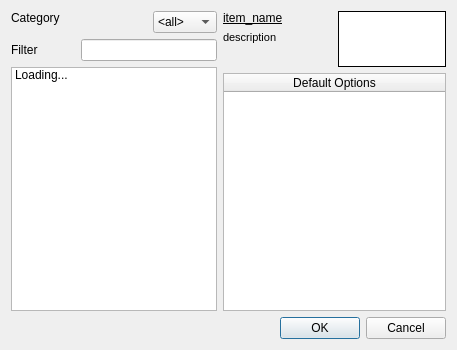
Above: starcheat/templates/ItemBrowser.ui from wizzomafizzo/starcheat before the change. Below: the same form after it.
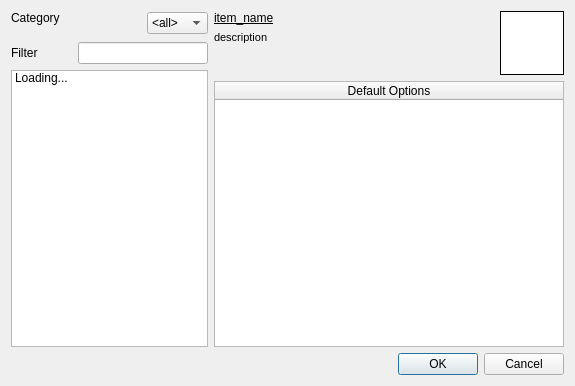
That is the form after the change.

Commit message: Minor UI tweaks, fix blueprint dialog not working

Diff of the .ui file:
```diff
--- a/starcheat/templates/ItemBrowser.ui
+++ b/starcheat/templates/ItemBrowser.ui
@@ -6,8 +6,8 @@
    <rect>
     <x>0</x>
     <y>0</y>
-    <width>457</width>
-    <height>350</height>
+    <width>575</width>
+    <height>386</height>
    </rect>
   </property>
   <property name="windowTitle">
@@ -44,6 +44,18 @@
    </item>
    <item row="0" column="4" rowspan="4">
     <widget class="QLabel" name="item_icon">
+     <property name="minimumSize">
+      <size>
+       <width>64</width>
+       <height>64</height>
+      </size>
+     </property>
+     <property name="maximumSize">
+      <size>
+       <width>64</width>
+       <height>64</height>
+      </size>
+     </property>
      <property name="styleSheet">
       <string notr="true">background-color: white</string>
      </property>
@@ -107,6 +119,12 @@
    </item>
    <item row="4" column="3" colspan="2">
     <widget class="QTableWidget" name="info">
+     <property name="minimumSize">
+      <size>
+       <width>350</width>
+       <height>0</height>
+      </size>
+     </property>
      <property name="editTriggers">
       <set>QAbstractItemView::NoEditTriggers</set>
      </property>
```
The commit also changes 3 other files.
